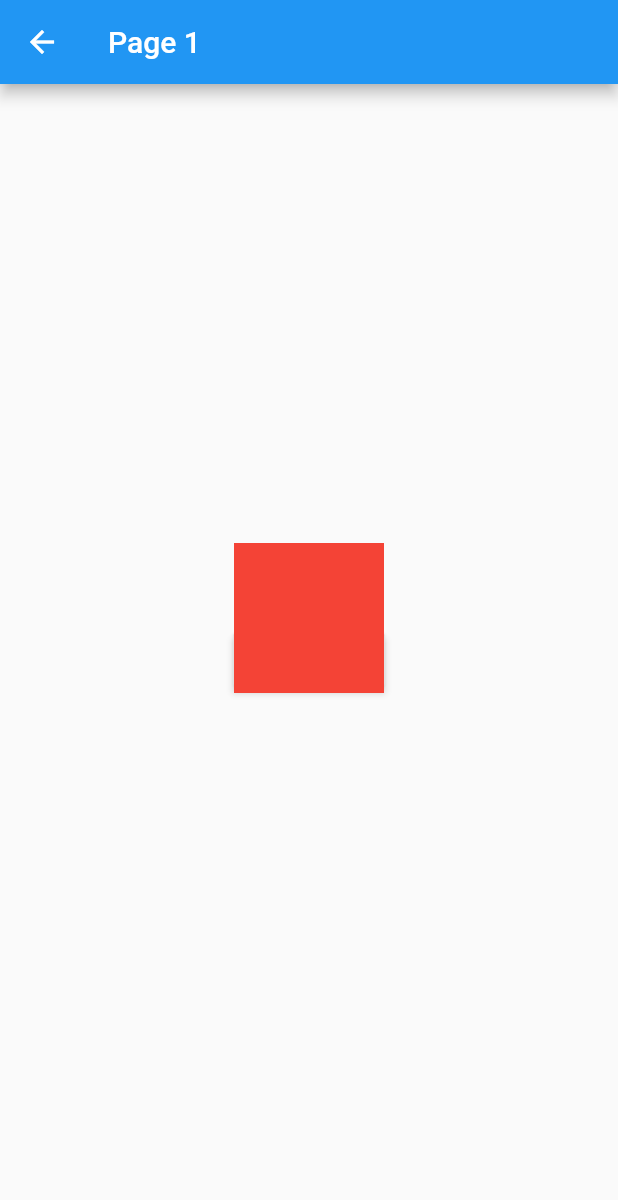
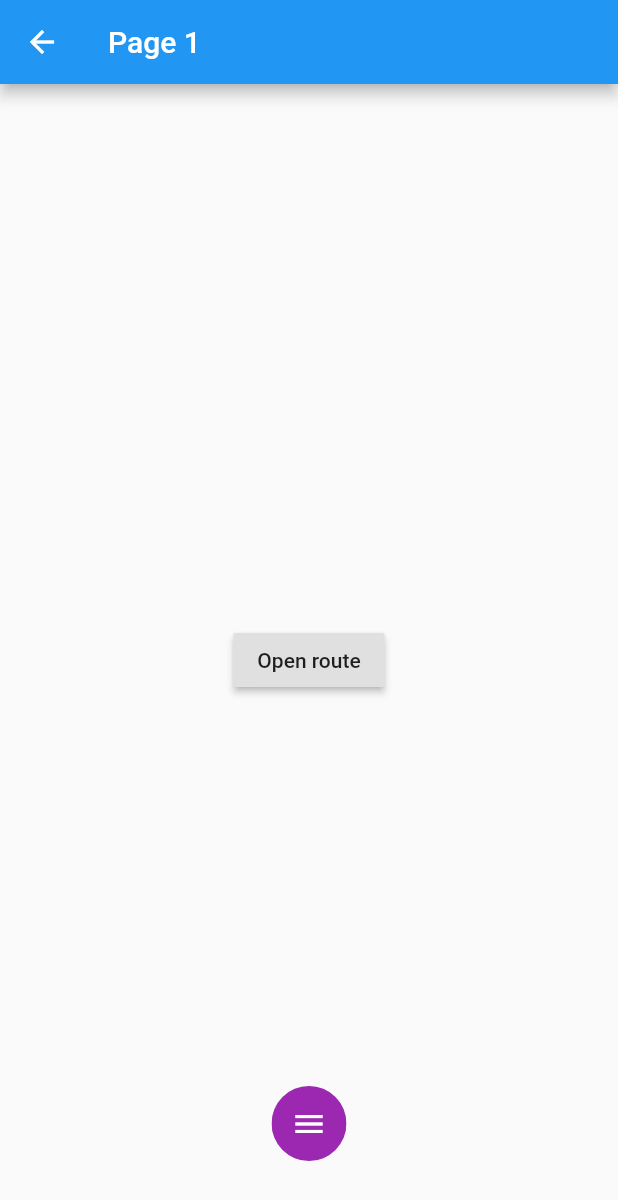
Before and after one commit to Apparence-io/pal-plugin, a Flutter app: the screen it shows after launch, after a tap on "Page 1", on a phone screen of 412 x 824 dp. Shown: the top 1200 px of the screen. Run offline on Flutter 3.47's test engine with Material 2 defaults, Android fonts, the phone set to English and light mode, and no system bars.

Commit message:
✨ Add floating bubble

```diff
--- /dev/null
+++ b/lib/src/bubble_overlay.dart
@@ -0,0 +1,74 @@
+import 'package:flutter/material.dart';
+
+class BubbleOverlayButton extends StatefulWidget {
+  final double width, height;
+  final Size screenSize;
+
+  const BubbleOverlayButton({
+    Key key,
+    @required this.screenSize,
+    this.height = 50.0,
+    this.width = 50.0,
+  }) : super(key: key);
+
+  @override
+  _BubbleOverlayButtonState createState() => _BubbleOverlayButtonState();
+}
+
+class _BubbleOverlayButtonState extends State<BubbleOverlayButton> {
+  Offset _position;
+
+  @override
+  void initState() {
+    super.initState();
+    _position = Offset(
+      widget.screenSize.width / 2 - (widget.width / 2),
+      widget.screenSize.height - (widget.height * 2),
+    );
+  }
+
+  @override
+  Widget build(BuildContext context) {
+    if (_position != null) {
+      return Positioned(
+        left: _position.dx,
+        top: _position.dy,
+        child: GestureDetector(
+          onPanUpdate: (details) {
+            setState(() {
+              _position = details.globalPosition - Offset(widget.width / 2, widget.height / 2);
+            });
+          },
+          child: _buildBubble(),
+        ),
+      );
+    } else {
+      return Container();
+    }
+  }
+
+  Widget _buildBubble() {
+    return SizedBox(
+      height: widget.height,
+      width: widget.width,
+      child: ClipOval(
+        child: Material(
+          color: Colors.purple,
+          child: InkWell(
+            child: SizedBox(
+              width: widget.width,
+              height: widget.height,
+              child: Icon(
+                Icons.menu,
+                color: Colors.white,
+              ),
+            ),
+            onTap: () {
+              print('Button tapped');
+            },
+          ),
+        ),
+      ),
+    );
+  }
+}
--- a/lib/src/pal.dart
+++ b/lib/src/pal.dart
@@ -1,6 +1,7 @@
 library palplugin;
 
 import 'package:flutter/material.dart';
+import 'package:palplugin/src/bubble_overlay.dart';
 
 class Pal extends StatefulWidget {
   /// application child to display Pal over it.
@@ -28,17 +29,20 @@ class _PalState extends State<Pal> {
   Widget build(BuildContext context) {
     return Directionality(
       textDirection: TextDirection.ltr,
-      child: Stack(
-        children: [
-          widget.child,
-          Center(
-            child: Container(
-              width: 100,
-              height: 100,
-              color: Colors.red,
-            ),
-          ),
-        ],
+      child: LayoutBuilder(
+        builder: (context, constraints) {
+          return Stack(
+            children: [
+              widget.child,
+              BubbleOverlayButton(
+                screenSize: Size(
+                  constraints.maxWidth,
+                  constraints.maxHeight,
+                ),
+              ),
+            ],
+          );
+        },
       ),
     );
   }
```
